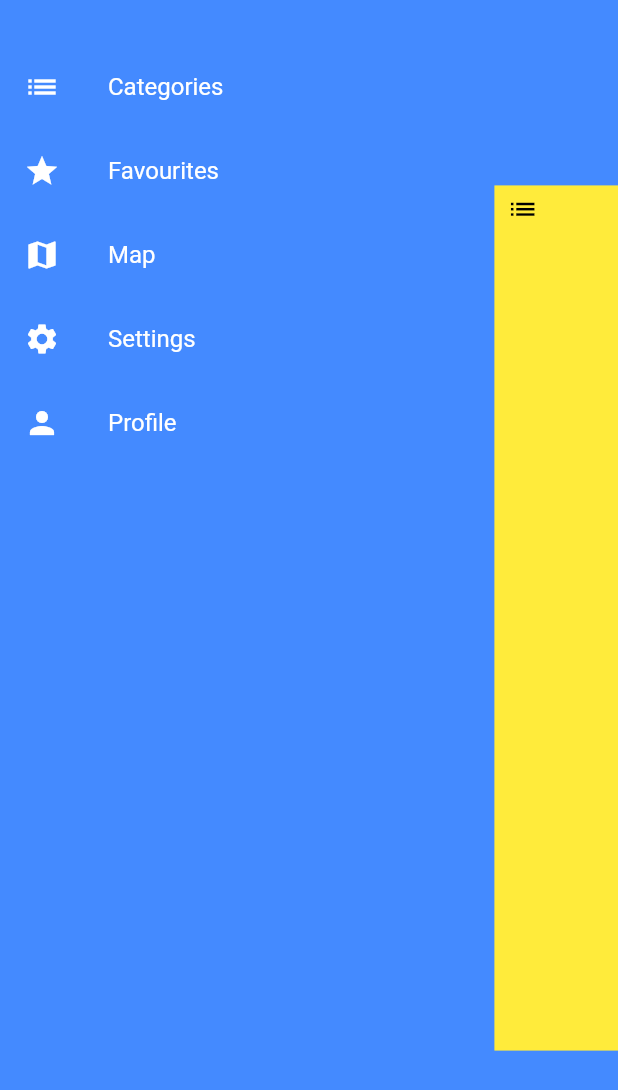
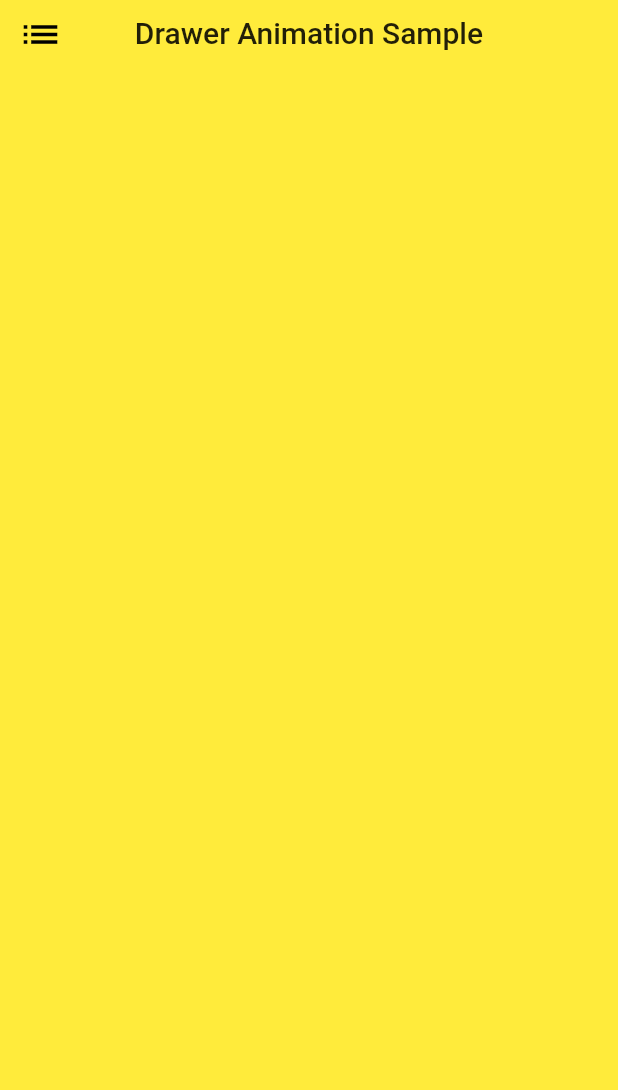
Before and after one commit to VijayMakwana/Flutter-Drawer-Animation-Sample, a Flutter app: the ScaledDrawerPage screen opened directly, after a tap on the "list" icon, on a phone screen of 412 x 824 dp. Shown: the top 1090 px of the screen. Run offline on Flutter 3.47's test engine with Material 2 defaults, Android fonts, the phone set to English and light mode, and no system bars.

Commit message:
Updated Drawer Content and Design

```diff
--- a/lib/main.dart
+++ b/lib/main.dart
@@ -38,10 +38,12 @@
   Widget build(BuildContext context) {
     return Scaffold(
       appBar: AppBar(
+        centerTitle: true,
         title: Text("Drawer Animation Sample"),
       ),
       body: Padding(
         padding: EdgeInsets.all(16),
+        child: Center(
           child: Column(
             children: <Widget>[
               RaisedButton(
@@ -55,7 +57,7 @@
                 child: Text("Flip Drawer"),
               ),
               SizedBox(
-              height: 20,
+                height: 16,
               ),
               RaisedButton(
                 onPressed: () {
@@ -70,6 +72,7 @@
             ],
           ),
         ),
+      ),
     );
   }
 }
--- /dev/null
+++ b/lib/screens/drawer_content_widget.dart
@@ -0,0 +1,44 @@
+import 'package:flutter/material.dart';
+
+class MyDrawer extends StatelessWidget {
+  @override
+  Widget build(BuildContext context) {
+    return Material(
+      color: Colors.blueAccent,
+      child: SafeArea(
+        child: Theme(
+          data: ThemeData(brightness: Brightness.dark),
+          child: Column(
+            crossAxisAlignment: CrossAxisAlignment.start,
+            mainAxisSize: MainAxisSize.max,
+            children: [
+              SizedBox(
+                height: 30,
+              ),
+              ListTile(
+                leading: Icon(Icons.list),
+                title: Text('Categories'),
+              ),
+              ListTile(
+                leading: Icon(Icons.star),
+                title: Text('Favourites'),
+              ),
+              ListTile(
+                leading: Icon(Icons.map),
+                title: Text('Map'),
+              ),
+              ListTile(
+                leading: Icon(Icons.settings),
+                title: Text('Settings'),
+              ),
+              ListTile(
+                leading: Icon(Icons.person),
+                title: Text('Profile'),
+              ),
+            ],
+          ),
+        ),
+      ),
+    );
+  }
+}
--- a/lib/screens/scaled_drawer.dart
+++ b/lib/screens/scaled_drawer.dart
@@ -1,3 +1,4 @@
+import 'package:draweranimationsample/screens/drawer_content_widget.dart';
 import 'package:flutter/material.dart';
 
 class ScaledDrawerPage extends StatefulWidget {
@@ -71,7 +72,28 @@
                                   size: 30,
                                   color: Colors.black,
                                 ))),
-                      )
+                      ),
+                      Positioned(
+                        top: 10 + MediaQuery
+                            .of(context)
+                            .padding
+                            .top,
+                        left: _animationController.value *
+                            MediaQuery
+                                .of(context)
+                                .size
+                                .width,
+                        width: MediaQuery
+                            .of(context)
+                            .size
+                            .width,
+                        child: Text("Drawer Animation Sample",
+                            textAlign: TextAlign.center,
+                            style: Theme
+                                .of(context)
+                                .textTheme
+                                .headline6),
+                      ),
                     ],
                   ),
                 ),
@@ -83,46 +105,3 @@
     );
   }
 }
-
-class MyDrawer extends StatelessWidget {
-  @override
-  Widget build(BuildContext context) {
-    return Material(
-      color: Colors.blueAccent,
-      child: SafeArea(
-        child: Theme(
-          data: ThemeData(brightness: Brightness.dark),
-          child: Column(
-            crossAxisAlignment: CrossAxisAlignment.start,
-            mainAxisSize: MainAxisSize.max,
-            children: [
-              SizedBox(
-                height: 30,
-              ),
-              ListTile(
-                leading: Icon(Icons.list),
-                title: Text('Categories'),
-              ),
-              ListTile(
-                leading: Icon(Icons.star),
-                title: Text('Favourites'),
-              ),
-              ListTile(
-                leading: Icon(Icons.map),
-                title: Text('Map'),
-              ),
-              ListTile(
-                leading: Icon(Icons.settings),
-                title: Text('Settings'),
-              ),
-              ListTile(
-                leading: Icon(Icons.person),
-                title: Text('Profile'),
-              ),
-            ],
-          ),
-        ),
-      ),
-    );
-  }
-}
```
Also changed, not shown: lib/screens/flip_drawer.dart (+12 -9 lines). Lines whose indentation alone changed are shown as unchanged.
